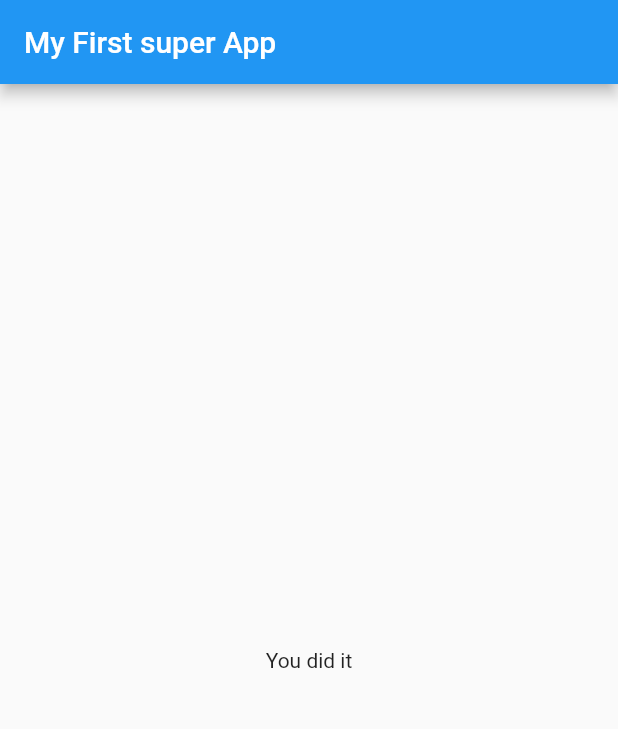
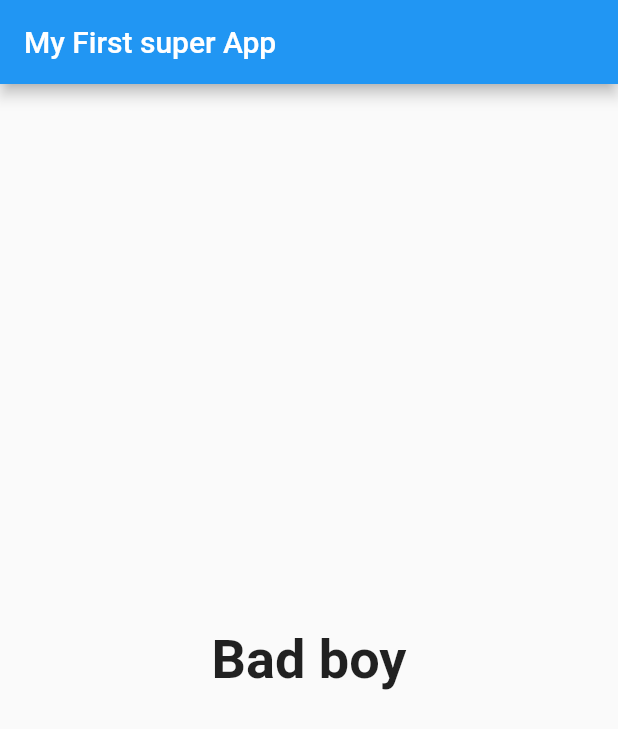
Before and after one commit to matr0s/flutter_cpmplete_guide, a Flutter app: the screen it shows after launch, after a tap on "Red", after a tap on "AZLK", after a tap on "Green Gray", on a phone screen of 412 x 824 dp. Shown: the top 729 px of the screen. Run offline on Flutter 3.47's test engine with Material 2 defaults, Android fonts, the phone set to English and light mode, and no system bars.

Commit message:
Section 52

```diff
--- a/lib/main.dart
+++ b/lib/main.dart
@@ -70,7 +70,7 @@ class _MyAppState extends State<MyApp> {
                 questionIndex: _questionIndex,
                 questions: _questions,
               )
-            : Result(),
+            : Result(_totalScore),
       ),
     );
   }
--- a/lib/result.dart
+++ b/lib/result.dart
@@ -1,10 +1,33 @@
 import 'package:flutter/material.dart';
 
 class Result extends StatelessWidget {
+  final int resultScore;
+  Result(this.resultScore);
+
+  String get resultPhrase {
+    var resultText;
+    if (resultScore <= 8) {
+      resultText = "You are cool";
+    } else if (resultScore <= 12) {
+      resultText = 'Not bad';
+    } else if (resultScore <= 16) {
+      resultText = 'You are strange';
+    } else {
+      resultText = 'Bad boy';
+    }
+    return resultText;
+  }
+
   @override
   Widget build(BuildContext context) {
     return Center(
-      child: Text('You did it'),
+      child: Text(
+        resultPhrase,
+        style: TextStyle(
+            fontSize: 36,
+            fontWeight: FontWeight.bold),
+            textAlign: TextAlign.center,
+      ),
     );
   }
 }
```
